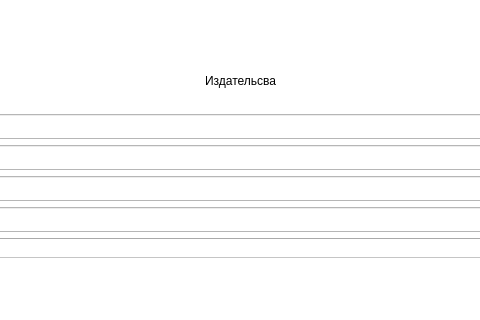
Before: the Qt Designer form forms/main.ui in programmister68/coursework_library_db, drawn with Qt 5; both pictures show x 159 to 639 and y 0 to 320 of the 800 by 750 pixel window.
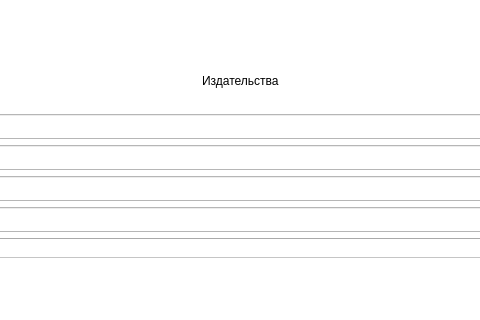
After: the same form once the commit is applied. The open tabs and pages were chosen to show the change. Icons and pictures are not drawn.

Patch:
```diff
--- a/forms/main.ui
+++ b/forms/main.ui
@@ -299,7 +299,7 @@
              <string notr="true">font: 11pt &quot;Nunito ExtraBold&quot;;</string>
             </property>
             <property name="text">
-             <string>Издательсва</string>
+             <string>Издательства</string>
             </property>
            </widget>
           </item>
```
Left out of the diff: 2 changed lines with no effect on the pictures.
